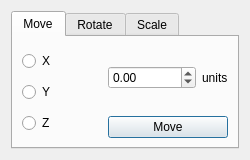
First picture: the form in src/3D_Viewer/interactions.ui, repository casscurs/s21_3DViewer_v2, before the edit.
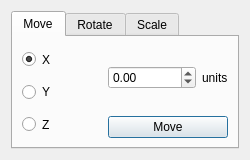
Second picture: the form after the edit. The open tabs and pages were chosen to show the change.

```diff
--- a/src/3D_Viewer/interactions.ui
+++ b/src/3D_Viewer/interactions.ui
@@ -16,6 +16,9 @@
   <layout class="QHBoxLayout" name="horizontalLayout">
    <item>
     <widget class="QTabWidget" name="tabWidget_interactions">
+     <property name="tabShape">
+      <enum>QTabWidget::Rounded</enum>
+     </property>
      <property name="currentIndex">
       <number>0</number>
      </property>
@@ -28,23 +31,74 @@
         <layout class="QVBoxLayout" name="verticalLayout_2">
          <item>
           <widget class="QRadioButton" name="radioButton_moveX">
+           <property name="sizePolicy">
+            <sizepolicy hsizetype="Preferred" vsizetype="Preferred">
+             <horstretch>0</horstretch>
+             <verstretch>0</verstretch>
+            </sizepolicy>
+           </property>
+           <property name="focusPolicy">
+            <enum>Qt::NoFocus</enum>
+           </property>
+           <property name="styleSheet">
+            <string notr="true"/>
+           </property>
            <property name="text">
             <string>X</string>
            </property>
+           <property name="checkable">
+            <bool>true</bool>
+           </property>
+           <property name="checked">
+            <bool>true</bool>
+           </property>
+           <property name="autoExclusive">
+            <bool>true</bool>
+           </property>
           </widget>
          </item>
          <item>
           <widget class="QRadioButton" name="radioButton_moveY">
+           <property name="sizePolicy">
+            <sizepolicy hsizetype="Preferred" vsizetype="Preferred">
+             <horstretch>0</horstretch>
+             <verstretch>0</verstretch>
+            </sizepolicy>
+           </property>
+           <property name="focusPolicy">
+            <enum>Qt::NoFocus</enum>
+           </property>
            <property name="text">
             <string>Y</string>
            </property>
+           <property name="checkable">
+            <bool>true</bool>
+           </property>
+           <property name="autoExclusive">
+            <bool>true</bool>
+           </property>
           </widget>
          </item>
          <item>
           <widget class="QRadioButton" name="radioButton_moveZ">
+           <property name="sizePolicy">
+            <sizepolicy hsizetype="Preferred" vsizetype="Preferred">
+             <horstretch>0</horstretch>
+             <verstretch>0</verstretch>
+            </sizepolicy>
+           </property>
+           <property name="focusPolicy">
+            <enum>Qt::NoFocus</enum>
+           </property>
            <property name="text">
             <string>Z</string>
            </property>
+           <property name="checkable">
+            <bool>true</bool>
+           </property>
+           <property name="autoExclusive">
+            <bool>true</bool>
+           </property>
           </widget>
          </item>
         </layout>
```
Left out of the diff: 35 changed lines with no effect on the pictures.
